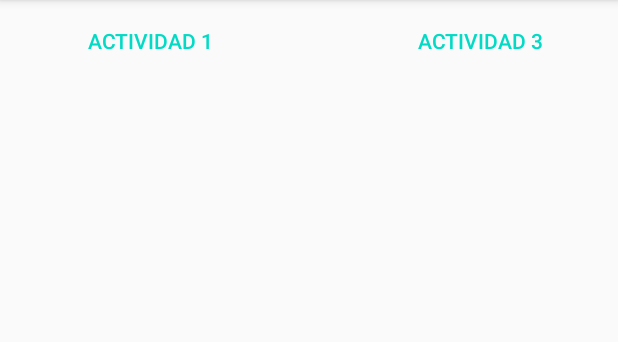
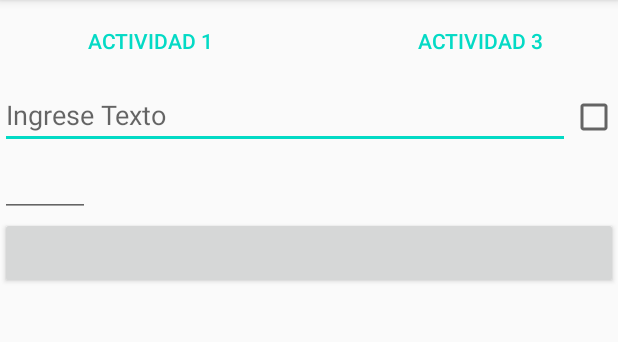
Before and after one commit to ultra-slimer/AS-TP1-Oyhambure, an Android app: the Part2Activity screen opened directly, with no data from a screen before it, after a tap on "ACTIVIDAD 3", on a phone screen of 412 x 824 dp, the part 84-426 px from its top. Run offline under Robolectric (Android 15) with nearby library versions, the phone set to English and light mode, and no system bars.

Commit message:
HELLO?? is somebody in there??

```diff
--- a/app/src/main/java/com/example/tp1_oyhambure/MainActivity.java
+++ b/app/src/main/java/com/example/tp1_oyhambure/MainActivity.java
@@ -155,6 +155,7 @@ public class MainActivity extends AppCompatActivity {
         Button Pressed;
         Pressed = (Button)Vistaso;
         if(Pressed.getText().toString().contains("1")) {
+            Toast.makeText(this, "Vamos al 1", Toast.LENGTH_SHORT);
             Call = new Intent(this, MainActivity.class);
         }
         else if(Pressed.getText().toString().contains("2")){
--- a/app/src/main/java/com/example/tp1_oyhambure/Part2Activity.java
+++ b/app/src/main/java/com/example/tp1_oyhambure/Part2Activity.java
@@ -4,14 +4,61 @@ import androidx.appcompat.app.AppCompatActivity;
 
 import android.content.Intent;
 import android.os.Bundle;
+import android.text.Editable;
+import android.text.InputFilter;
+import android.text.TextWatcher;
 import android.view.View;
 import android.widget.Button;
+import android.widget.CheckBox;
+import android.widget.CompoundButton;
+import android.widget.EditText;
+import android.widget.RadioGroup;
+import android.widget.Toast;
+
+import org.w3c.dom.Text;
 
 public class Part2Activity extends AppCompatActivity {
-
+    EditText Texto;
+    CheckBox Chequi;
     @Override
     protected void onCreate(Bundle savedInstanceState) {
         super.onCreate(savedInstanceState);
         setContentView(R.layout.activity_part2);
+        Texto = findViewById(R.id.Texto);
+        Chequi = findViewById(R.id.LimitCheck);
+        Chequi.setOnCheckedChangeListener(new CompoundButton.OnCheckedChangeListener() {
+            @Override
+            public void onCheckedChanged(CompoundButton buttonView, boolean isChecked) {
+
+                if(Chequi.isChecked()){
+                    Texto.setFilters(new InputFilter[] {new InputFilter.LengthFilter(10)});
+                    CharSequence LOLO = Texto.getText().subSequence(0, 10);
+                    Texto.setText(LOLO);
+                }
+                else{
+                    Texto.setFilters(new InputFilter[] {new InputFilter.LengthFilter(99999)});
+                }
+            }
+        });
     }
+    public void ChangeActivity(View Vistaso) {
+        Intent Call;
+        Button Pressed;
+        Pressed = (Button) Vistaso;
+        if (Pressed.getText().toString().contains("1")) {
+            Call = new Intent(this, MainActivity.class);
+        } else if (Pressed.getText().toString().contains("2")) {
+            Call = new Intent(this, Part2Activity.class);
+        }
+        /*else {
+            Call = new Intent(this, Part3Activity.class);
+        }*/
+        else {
+            return;
+        }
+        startActivity(Call);
+    }
+    /*public void MostrarLetras(View Vistaza){
+
+    }*/
 }
--- a/app/src/main/res/layout/activity_main.xml
+++ b/app/src/main/res/layout/activity_main.xml
@@ -13,7 +13,6 @@
             android:layout_width="200dp"
             android:layout_height="match_parent"
             android:text="Actividad 2"
-            android:id="@+id/ChangeActX"
             style="?android:buttonBarButtonStyle"
             android:onClick="ChangeActivity"></Button>
         <Button
@@ -21,7 +20,6 @@
             android:layout_height="match_parent"
             android:layout_marginStart="20dp"
             android:text="Actividad 3"
-            android:id="@+id/ChangeActY"
             style="?android:buttonBarButtonStyle"></Button>
     </LinearLayout>
     <androidx.appcompat.widget.AppCompatImageButton
--- a/app/src/main/res/layout/activity_part2.xml
+++ b/app/src/main/res/layout/activity_part2.xml
@@ -7,19 +7,19 @@
         android:layout_width="match_parent"
         android:layout_height="wrap_content"
         android:orientation="horizontal"
-        style="?android:attr/buttonBarStyle">
+        style="?android:attr/buttonBarStyle"
+        android:id="@+id/ActivityChooser">
         <Button
             android:layout_width="200dp"
             android:layout_height="match_parent"
             android:text="Actividad 1"
-            android:id="@+id/ChangeActX"
-            style="?android:buttonBarButtonStyle"></Button>
+            style="?android:buttonBarButtonStyle"
+            android:onClick="ChangeActivity"></Button>
         <Button
             android:layout_width="200dp"
             android:layout_height="match_parent"
             android:layout_marginStart="20dp"
             android:text="Actividad 3"
-            android:id="@+id/ChangeActY"
             style="?android:buttonBarButtonStyle"
             android:onClick="ChangeActivity"></Button>
         </LinearLayout>
@@ -31,4 +31,28 @@
         android:visibility="gone"
         android:onClick="GetBack"
         android:id="@+id/GetBack"></androidx.appcompat.widget.AppCompatImageButton>
+    <LinearLayout
+        android:layout_width="match_parent"
+        android:layout_height="wrap_content"
+        android:orientation="horizontal">
+        <EditText
+            android:layout_width="380dp"
+            android:layout_height="wrap_content"
+            android:hint="Ingrese Texto"
+            android:id="@+id/Texto"
+            android:maxLength="@android:integer/config_longAnimTime"></EditText>
+        <CheckBox
+            android:layout_width="wrap_content"
+            android:layout_height="wrap_content"
+            android:id="@+id/LimitCheck"></CheckBox>
+    </LinearLayout>
+    <EditText
+        android:layout_width="60dp"
+        android:layout_height="wrap_content"
+        android:id="@+id/Letter"
+        android:maxLength="1"></EditText>
+    <Button
+        android:layout_width="match_parent"
+        android:layout_height="wrap_content"
+        android:id="@+id/Botoncito"></Button>
 </LinearLayout>
```
